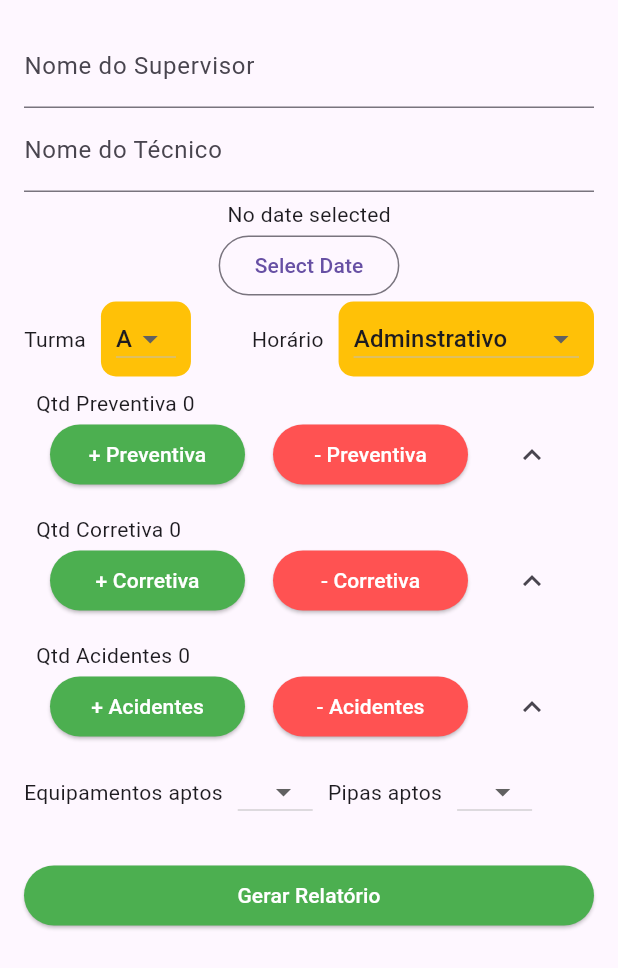
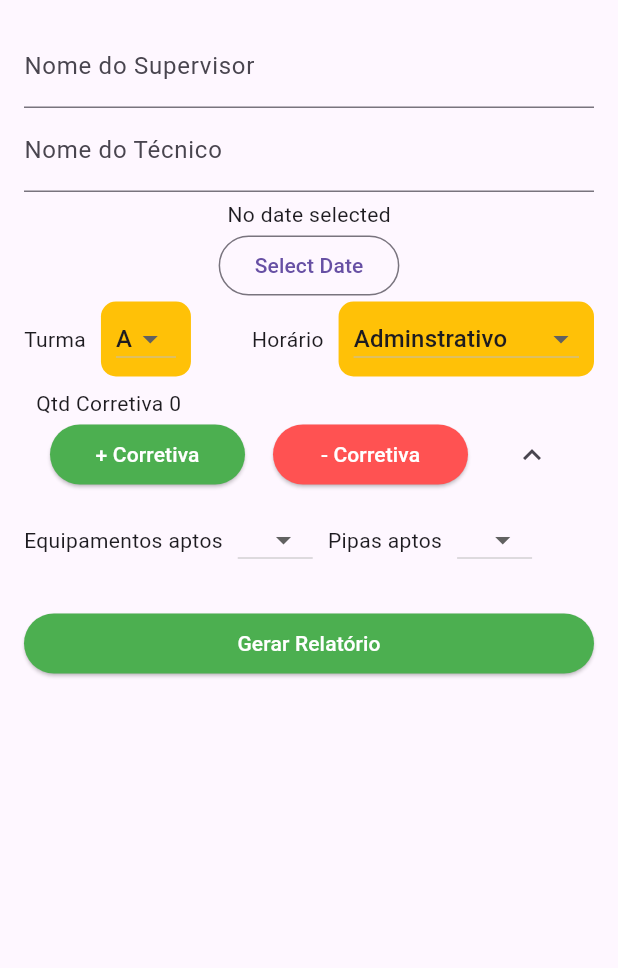
Before and after one commit to Brunohfc/FormEase, a Flutter app: the Forms widget shown alone on an empty page, opened directly, on a phone screen of 412 x 824 dp. Shown: the top 968 px of the screen. Run offline on Flutter 3.47's test engine with Material 3 defaults, Android fonts, the phone set to English and light mode, and no system bars; our stand-ins replace numberpicker.

```diff
--- a/lib/screens/accidents.dart
+++ /dev/null
@@ -1,119 +0,0 @@
-import 'package:flutter/material.dart';
-
-class Accidents extends StatefulWidget {
-  const Accidents({super.key});
-
-  @override
-  State<Accidents> createState() => _AccidentsState();
-}
-
-class _AccidentsState extends State<Accidents> {
-  final List<Map<String, TextEditingController>> _controllers = [];
-  bool _isExpanded = false;
-
-  _createAccidents(){
-    setState(() {
-      _controllers.add({
-        'title' : TextEditingController(),
-        'description': TextEditingController()
-      });
-    });
-  }
-
-  _removeAccidents(){
-    setState(() {
-      _controllers.removeLast();
-    });
-  }
-
-  @override
-  Widget build(BuildContext context) {
-    return Padding(
-      padding: const EdgeInsets.all(8.0),
-      child: Column(
-        children: [
-          Row(
-            children: [
-              Text("Qtd Acidentes ${_controllers.length}"),
-            ],
-          ),
-          Row(
-            mainAxisAlignment: MainAxisAlignment.spaceAround,
-            children: [
-              ElevatedButton(
-                style: ElevatedButton.styleFrom(
-                  fixedSize: Size(130, 0),
-                  backgroundColor: Colors.green,
-                ),
-                onPressed: _createAccidents,
-                child: const Text(
-                    style:TextStyle(color: Colors.white),
-                    '+ Acidentes'
-                ),
-              ),
-              ElevatedButton(
-                  style: ElevatedButton.styleFrom(
-                    fixedSize: Size(130, 0),
-                    backgroundColor: Colors.redAccent,
-                  ),
-                  onPressed: _removeAccidents, child: Text(
-                  style: TextStyle(color: Colors.white),
-                  "- Acidentes")
-              ),
-              IconButton(
-                  onPressed: (){
-                    setState(() {
-                      _isExpanded = !_isExpanded;
-                    });
-                  },
-                  icon: Icon(
-                      _isExpanded ? Icons.expand_more : Icons.expand_less
-                  )
-              )
-            ],
-          ),
-
-          AnimatedContainer(
-            duration: const Duration(milliseconds: 500 ),
-            height: _isExpanded ? 300 : 0,
-            child: _isExpanded ? Expanded(
-              child: ListView.builder(
-                shrinkWrap: true,
-                itemCount: _controllers.length,
-                itemBuilder: (context, index) {
-                  final controllers = _controllers[index];
-                  return Card(
-                    margin: const EdgeInsets.symmetric(vertical: 8.0),
-                    child: Padding(
-                      padding: const EdgeInsets.all(16.0),
-                      child: Column(
-                        crossAxisAlignment: CrossAxisAlignment.start,
-                        children: [
-                          TextFormField(
-                            controller: controllers['title'],
-                            decoration: const InputDecoration(
-                              labelText: 'Título do Acidente',
-                              border: OutlineInputBorder(),
-                            ),
-                          ),
-                          const SizedBox(height: 10),
-                          TextFormField(
-                            controller: controllers['description'],
-                            decoration: const InputDecoration(
-                              labelText: 'Descrição do Acidente',
-                              border: OutlineInputBorder(),
-                            ),
-                          ),
-                        ],
-                      ),
-                    ),
-                  );
-                },
-              ),
-            ) : const SizedBox(height: 10,),
-          ),
-        ],
-      ),
-    );
-  }
-}
--- a/lib/screens/forms.dart
+++ b/lib/screens/forms.dart
@@ -1,7 +1,7 @@
 import 'package:flutter/material.dart';
-import 'package:relatorio/screens/accidents.dart';
+import 'package:relatorio/model/providers/accidentsProvider.dart';
 import 'package:relatorio/screens/corretiva.dart';
-import 'package:relatorio/screens/preventiva.dart';
+import 'package:relatorio/model/providers/preventivaProvider.dart';
 
 import 'date_picker.dart';
 import 'formatted_text.dart';
@@ -37,9 +37,7 @@ class _FormsState extends State<Forms> {
           ),
           Container(),
           DatePickerScreen(),
-          PreventiveVehicle(),
           CorrectiveVehicle(),
-          Accidents(),
           Availables(),
           SizedBox(height: 20,),
           ElevatedButton(
--- a/lib/screens/preventiva.dart
+++ /dev/null
@@ -1,122 +0,0 @@
-import 'package:flutter/material.dart';
-
-import '../model/vehicle.dart';
-
-class PreventiveVehicle extends StatefulWidget {
-  const PreventiveVehicle({super.key});
-
-  @override
-  State<PreventiveVehicle> createState() => _PreventiveVehicleState();
-}
-
-class _PreventiveVehicleState extends State<PreventiveVehicle> {
-
-  final List<Map<String, TextEditingController>> _controllers = [];
-  bool _isExpanded = false;
-
-  _createField() {
-    setState(() {
-      _controllers.add({
-        'title': TextEditingController(),
-        'description': TextEditingController(),
-      });
-    });
-  }
-
-  _removeField() {
-    setState(() {
-      _controllers.removeLast();
-    });
-  }
-
-  @override
-  Widget build(BuildContext context) {
-    return Padding(
-      padding: const EdgeInsets.all(8.0),
-      child: Column(
-        children: [
-          Row(
-            children: [
-              Text("Qtd Preventiva ${_controllers.length}"),
-            ],
-          ),
-          Row(
-            mainAxisAlignment: MainAxisAlignment.spaceAround,
-            children: [
-              ElevatedButton(
-                style: ElevatedButton.styleFrom(
-                  fixedSize: Size(130, 0),
-                  backgroundColor: Colors.green,
-                ),
-                onPressed: _createField,
-                child: const Text(
-                    style:TextStyle(color: Colors.white),
-                    '+ Preventiva'
-                ),
-              ),
-              ElevatedButton(
-                  style: ElevatedButton.styleFrom(
-                    fixedSize: Size(130, 0),
-                    backgroundColor: Colors.redAccent,
-                  ),
-                  onPressed: _removeField, child: Text(
-                  style: TextStyle(color: Colors.white),
-                  "- Preventiva")
-              ),
-              IconButton(
-                  onPressed: (){
-                    setState(() {
-                      _isExpanded = !_isExpanded;
-                    });
-                  },
-                  icon: Icon(
-                      _isExpanded ? Icons.expand_more : Icons.expand_less
-                  )
-              )
-            ],
-          ),
-
-          AnimatedContainer(
-            duration: const Duration(milliseconds: 500 ),
-            height: _isExpanded ? 300 : 0,
-            child: _isExpanded ? Expanded(
-              child: ListView.builder(
-                shrinkWrap: true,
-                itemCount: _controllers.length,
-                itemBuilder: (context, index) {
-                  final controllers = _controllers[index];
-                  return Card(
-                    margin: const EdgeInsets.symmetric(vertical: 8.0),
-                    child: Padding(
-                      padding: const EdgeInsets.all(16.0),
-                      child: Column(
-                        crossAxisAlignment: CrossAxisAlignment.start,
-                        children: [
-                          TextFormField(
-                            controller: controllers['title'],
-                            decoration: const InputDecoration(
-                              labelText: 'Título do Veículo',
-                              border: OutlineInputBorder(),
-                            ),
-                          ),
-                          const SizedBox(height: 10),
-                          TextFormField(
-                            controller: controllers['description'],
-                            decoration: const InputDecoration(
-                              labelText: 'Descrição do Veículo',
-                              border: OutlineInputBorder(),
-                            ),
-                          ),
-                        ],
-                      ),
-                    ),
-                  );
-                },
-              ),
-            ) : const SizedBox(height: 10,),
-          ),
-        ],
-      ),
-    );
-  }
-}
--- a/pubspec.yaml
+++ b/pubspec.yaml
@@ -35,6 +35,7 @@ dependencies:
   # The following adds the Cupertino Icons font to your application.
   # Use with the CupertinoIcons class for iOS style icons.
   cupertino_icons: ^1.0.8
+  provider: ^6.1.4
 
 dev_dependencies:
   flutter_test:
```
Also changed, not shown: lib/main.dart (+11 -1 lines), lib/model/providers/accidentsProvider.dart (added, +35 -0 lines), lib/model/providers/preventivaProvider.dart (added, +31 -0 lines), lib/screens/app_bar.dart (+9 -1 lines), pubspec.lock.
